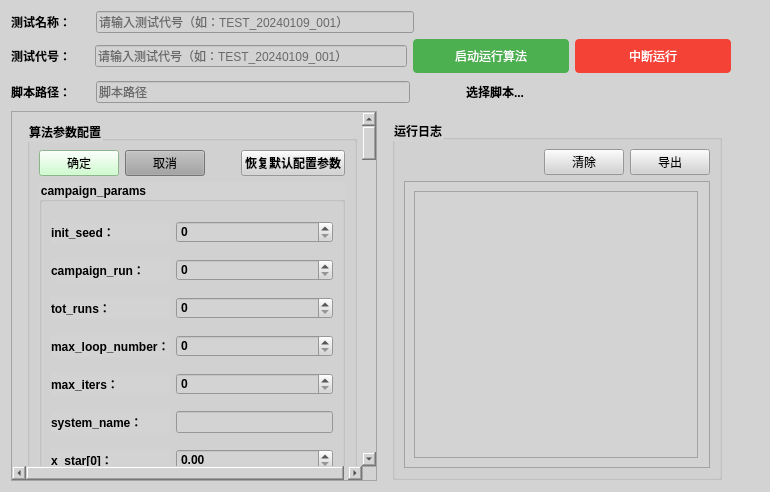
This is ConfigWidget.ui in POWERFULZHENG/ViewPlatform as Qt 5 draws it before an edit. The edited form follows.
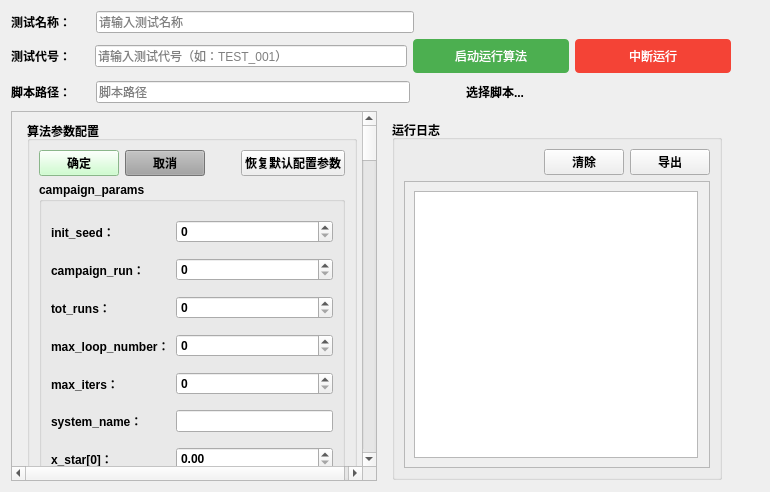
This is the edited form.

The edit to the form file:
```diff
--- a/ConfigWidget.ui
+++ b/ConfigWidget.ui
@@ -29,7 +29,7 @@
    <bool>false</bool>
   </property>
   <property name="styleSheet">
-   <string notr="true">QWidget { background-color: #D3D3D3 }</string>
+   <string notr="true"/>
   </property>
   <layout class="QFormLayout" name="formLayout">
    <item row="0" column="0">
@@ -52,7 +52,7 @@
        <item>
         <widget class="QLineEdit" name="lineEditTestName">
          <property name="placeholderText">
-          <string>请输入测试代号（如：TEST_20240109_001）</string>
+          <string>请输入测试名称</string>
          </property>
         </widget>
        </item>
@@ -102,7 +102,7 @@
        <item>
         <widget class="QLineEdit" name="lineEditTestCode">
          <property name="placeholderText">
-          <string>请输入测试代号（如：TEST_20240109_001）</string>
+          <string>请输入测试代号（如：TEST_001）</string>
          </property>
         </widget>
        </item>
@@ -201,7 +201,7 @@
            <rect>
             <x>0</x>
             <y>0</y>
-            <width>367</width>
+            <width>354</width>
             <height>3324</height>
            </rect>
           </property>
```
